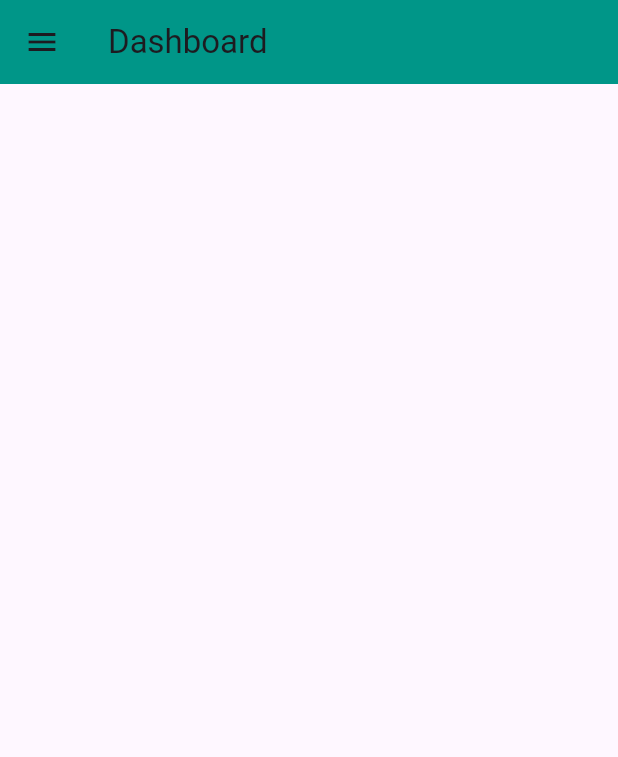
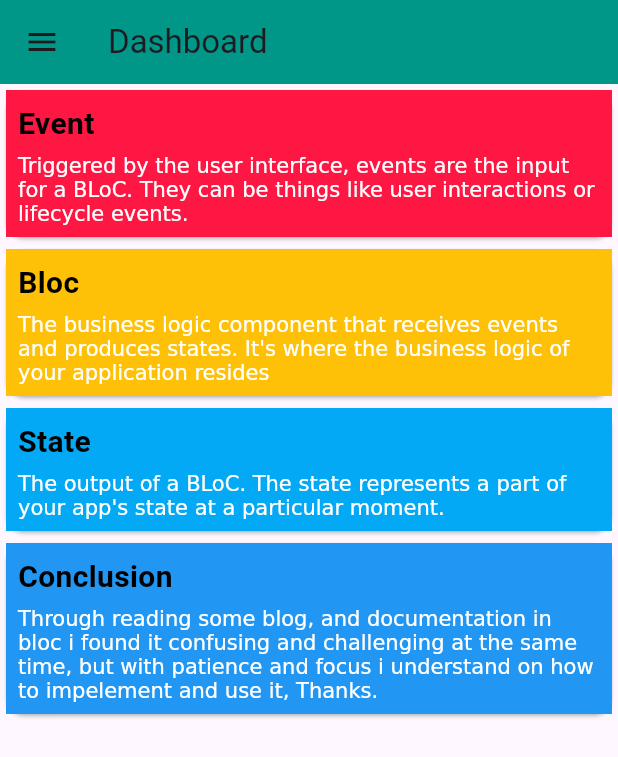
Before and after one commit to san-dr0/flutter-cart, a Flutter app: the DashBoardPage screen opened by its route, on a phone screen of 412 x 824 dp. Shown: the top 757 px of the screen. Run offline on Flutter 3.47's test engine with Material 3 defaults, Android fonts, the phone set to English and light mode, and no system bars; our stand-ins replace bloc, equatable, flutter_bloc, fluttertoast, get_it, go_router and 3 more; accounts and stored records are empty.

Commit message:
dashboard info

```diff
--- a/lib/config/db/app_db.dart
+++ b/lib/config/db/app_db.dart
@@ -97,7 +97,8 @@ class AppDatabase {
         firstName: result[0]['firstName'],
         middleName: result[0]['middleName'],
         lastName: result[0]['lastName'],
-        email: email
+        email: email,
+        password: password,
       );
       return Request(code: 200, message: "User found", data: authCredentialsModel);
     }
@@ -138,4 +139,15 @@ class AppDatabase {
 
     return historicalRecords;
   }
+
+  FutureOr<void> updateCredential({
+    required String firstName, required String middleName, required String lastName,
+    required String email, required String password
+  }) async {
+    Box accBox = await Hive.openBox("account");
+
+    var creds = accBox.values.toList().where((acc) => acc['email'] == email).single;
+    log('Creds ---- ');
+    log(creds.toString());
+  }
 }
--- a/lib/config/routes/routes.dart
+++ b/lib/config/routes/routes.dart
@@ -5,6 +5,7 @@ import 'package:clean_arch2/feature/cart/presentation/pages/cart.page.dart';
 import 'package:clean_arch2/feature/dashboard/presentation/pages/dashboard.page.dart';
 import 'package:clean_arch2/feature/home/presentation/pages/home.page.dart';
 import 'package:clean_arch2/feature/transactions/presentation/pages/transaction.pages.dart';
+import 'package:clean_arch2/feature/update-creds/pages/update-bloc.page.dart';
 import 'package:clean_arch2/feature/view_certain_product/pages/view_certain_product.dart';
 import 'package:go_router/go_router.dart';
 
@@ -20,4 +21,5 @@ GoRouter appRoutes = GoRouter(routes: [
   GoRoute(path: '/login', builder: (context, state) => LoginPage(),),
   GoRoute(path: '/dashboard', builder: (context, state) => DashBoardPage(),),
   GoRoute(path: '/transactions', builder: (context, state) => TransactionPage(),),
+  GoRoute(path: '/update-creds', builder: (context, state) => UpdateCredentialPage(),),
 ]);
--- a/lib/core/string.dart
+++ b/lib/core/string.dart
@@ -1,3 +1,5 @@
+import 'package:flutter/material.dart';
+
 const String homeTitle = "Home";
 const String signupTitle = "Signup";
 const String loginTitle = "Login";
@@ -20,3 +22,26 @@ const String authNotLoggedInTitle = "Please log in first";
 const String transactionTitle = "Transcations";
 const String pleaseWaitTitle = "Please wait.";
 const String totalTitle = "Total: ";
+const String updateCredTitle = "Update Credential";
+final List<Map<String, dynamic>> blocInformationList = [
+  {
+    "title": "Event",
+    "description": "Triggered by the user interface, events are the input for a BLoC. They can be things like user interactions or lifecycle events.",
+    "color": Colors.redAccent[400]
+  },
+  {
+    "title": "Bloc",
+    "description": "The business logic component that receives events and produces states. It's where the business logic of your application resides",
+    "color": Colors.amber
+  },
+  {
+    "title": "State",
+    "description": "The output of a BLoC. The state represents a part of your app's state at a particular moment.",
+    "color": Colors.lightBlue
+  },
+  {
+    "title": "Conclusion",
+    "description": "Through reading some blog, and documentation in bloc i found it confusing and challenging at the same time, but with patience and focus i understand on how to impelement and use it, Thanks.",
+    "color": Colors.blue
+  }
+];
--- a/lib/feature/auth/domain/auth.domain.dart
+++ b/lib/feature/auth/domain/auth.domain.dart
@@ -1,17 +1,19 @@
 class AuthCredentialsModel {
-  final String firstName;
-  final String middleName;
-  final String lastName;
-  final String email;
+  String firstName;
+  String middleName;
+  String lastName;
+  String email;
+  String password;
 
-  AuthCredentialsModel({required this.firstName, required this.middleName, required this.lastName, required this.email});
+  AuthCredentialsModel({required this.firstName, required this.middleName, required this.lastName, required this.email, required this.password});
 
   factory AuthCredentialsModel.fromJson(AuthCredentialsModel json) {
     return AuthCredentialsModel(
       firstName: json.firstName,
       middleName: json.middleName,
       lastName: json.lastName,
-      email: json.email
+      email: json.email,
+      password: json.password,
     );
   }
 }
--- a/lib/feature/auth/presentation/bloc/auth.bloc.dart
+++ b/lib/feature/auth/presentation/bloc/auth.bloc.dart
@@ -26,6 +26,7 @@ class AuthBloc extends Bloc<AuthEvent, AuthState> {
     on<AuthOnCheckoutEvent>(authOnCheckoutEvent);
     on<AuthCancelCartConfirmationDialog>(authCancelCartConfirmationDialog);
     on<AuthProceedBuyCartItemConfirmationDialog>(authProceedBuyCartItemConfirmationDialog);
+    on<AuthOnUpdateCredentialEvent>(authOnUpdateCredentialEvent);
   }
 
   FutureOr<void> authOnLoginEvent(AuthOnLoginEvent event, Emitter<AuthState> emit) async {
@@ -211,4 +212,27 @@ class AuthBloc extends Bloc<AuthEvent, AuthState> {
     emit(AuthOnValidCredentialsState(authCredentialsModel: authModel));
     Navigator.pop(context);
   }
+
+  FutureOr<void> authOnUpdateCredentialEvent(AuthOnUpdateCredentialEvent event, Emitter<AuthState> emit) {
+    String firstName = event.firstName;
+    String middleName = event.middleName;
+    String lastName = event.lastName;
+    String email = event.email;
+    String password = event.password;
+
+    AuthCredentialsModel authCredentialsModel = AuthCredentialsModel
+      (
+        firstName: firstName, middleName: middleName, lastName: lastName, email: email, password: password
+      );
+
+    appDatabase.updateCredential(
+      firstName: firstName,
+      middleName: middleName,
+      lastName: lastName,
+      email: email, password: password
+    );
+
+    emit(AuthOnLoadingState());
+    emit(AuthOnValidCredentialsState(authCredentialsModel: authCredentialsModel));
+  }
 }
--- a/lib/feature/auth/presentation/bloc/auth.event.dart
+++ b/lib/feature/auth/presentation/bloc/auth.event.dart
@@ -62,3 +62,19 @@ class AuthProceedBuyCartItemConfirmationDialog extends AuthEvent {
 
   AuthProceedBuyCartItemConfirmationDialog({required this.context, required this.cartProductList});
 }
+
+class AuthOnUpdateCredentialEvent extends AuthEvent {
+  String firstName;
+  String middleName;
+  String lastName;
+  String email;
+  String password;
+
+  AuthOnUpdateCredentialEvent({
+    required this.firstName,
+    required this.middleName,
+    required this.lastName,
+    required this.email,
+    required this.password
+  });
+}
--- a/lib/feature/dashboard/presentation/bloc/dashboard.bloc.dart
+++ b/lib/feature/dashboard/presentation/bloc/dashboard.bloc.dart
@@ -11,6 +11,7 @@ class DashBoardBloc extends Bloc<DashBoardEvent, DomainState> {
 
     on<DashBoardOnNavigateToShopEvent>(dashBoardOnNavigateToShopEvent);
     on<DashBoardOnNavigateToTransactionsEvent>(dashBoardOnNavigateToTransactionsEvent);
+    on<DashBoardOnNavigateToUpdateCredsEvent>(dashBoardOnNavigateToUpdateCredsEvent);
   }
 
   FutureOr<void> dashBoardOnNavigateToShopEvent(DashBoardOnNavigateToShopEvent event, Emitter<DomainState> emit) {
@@ -24,4 +25,10 @@ class DashBoardBloc extends Bloc<DashBoardEvent, DomainState> {
 
     context.push("/transactions");
   }
+
+  FutureOr<void> dashBoardOnNavigateToUpdateCredsEvent(DashBoardOnNavigateToUpdateCredsEvent event, Emitter<DomainState> emit) {
+    BuildContext context = event.context;
+
+    context.push("/update-creds");
+  }
 }
--- a/lib/feature/dashboard/presentation/bloc/dashboard.event.dart
+++ b/lib/feature/dashboard/presentation/bloc/dashboard.event.dart
@@ -15,3 +15,9 @@ class DashBoardOnNavigateToTransactionsEvent extends DashBoardEvent {
 }
 
 class DashBoardOnNavigateToSettingsEvent extends DashBoardEvent {}
+
+class DashBoardOnNavigateToUpdateCredsEvent extends DashBoardEvent {
+  BuildContext context;
+
+  DashBoardOnNavigateToUpdateCredsEvent({required this.context});
+}
--- a/lib/feature/dashboard/presentation/pages/dashboard.page.dart
+++ b/lib/feature/dashboard/presentation/pages/dashboard.page.dart
@@ -1,5 +1,6 @@
 import 'package:clean_arch2/core/color.dart';
 import 'package:clean_arch2/core/string.dart';
+import 'package:clean_arch2/core/text.style.dart';
 import 'package:clean_arch2/feature/auth/presentation/bloc/auth.bloc.dart';
 import 'package:clean_arch2/feature/auth/presentation/bloc/auth.state.dart';
 import 'package:clean_arch2/feature/cart/presentation/bloc/cart.bloc.dart';
@@ -36,6 +37,10 @@ class _DashBoardPage extends State<DashBoardPage> {
     dashBoardBloc.add(DashBoardOnNavigateToTransactionsEvent(context: context));
   }
 
+  void onNavigateToUpdateCreds() {
+    dashBoardBloc.add(DashBoardOnNavigateToUpdateCredsEvent(context: context));
+  }
+
   @override
   Widget build(BuildContext context) {
     return Scaffold(
@@ -60,7 +65,7 @@ class _DashBoardPage extends State<DashBoardPage> {
                 crossAxisAlignment: CrossAxisAlignment.start,
                 children: [
                   BlocBuilder(
-                    bloc: authBloc,
+                      bloc: context.read<AuthBloc>(),
                       builder: (context, state) {
                         if (state is AuthOnValidCredentialsState) {
                           return Column(
@@ -72,7 +77,8 @@ class _DashBoardPage extends State<DashBoardPage> {
                           );
                         }
                       return Text("No user");
-                  },)
+                    },
+                  )
                 ],
               ),
             ),
@@ -88,32 +94,54 @@ class _DashBoardPage extends State<DashBoardPage> {
               },
               title: Text("Transactions"),
             ),
+            ExpansionTile(title: Text("Settings"), children: [
+              ListTile(
+                onTap: () {
+                  onNavigateToUpdateCreds();
+                },
+                title: Text("Update"),
+              ),
               ListTile(
                 onTap: () {},
-              title: Text("Settings"),
+                title: Text("Logout"),
               ),
+            ],)
           ],
         ),
       ),
-      body: Column(
+      body: ListView.separated(
+        itemBuilder: (context, index) {
+          return Card(
+            child: Container(
+              decoration: BoxDecoration(
+                color: blocInformationList[index]['color']
+              ),
+              padding: const EdgeInsets.all(8.0),
+              child: Column(
+                crossAxisAlignment: CrossAxisAlignment.start,
                 children: [
-          Card(
-            child: Column(
-              children: []
-            )
-          ), // This card is for 3 types of information EVENT, BLOC, STATE
-          Card(
-            child: Column(
-              children: []
-            )
+                  Text(
+                    blocInformationList[index]['title'],
+                    style: textStyle(
+                      fontSize: 20.0,
+                      fontWeight: FontWeight.bold,
+                      color: Colors.black
                     ),
-          Card(
-            child: Column(
-              children: []
-            )
-          )
+                  ),
+                  const SizedBox(height: 5.0,),
+                  RichText(text: TextSpan(
+                    text: blocInformationList[index]['description']
+                  ))
                 ],
               ),
+            ),
+          );
+        },
+        separatorBuilder: (context, index) {
+          return SizedBox(height: 0.0);
+        },
+        itemCount: blocInformationList.length
+      )
     );
   }
 }
```
Also changed, not shown: lib/feature/update-creds/pages/update-bloc.page.dart (added, +130 -0 lines). Lines whose indentation alone changed are shown as unchanged.
